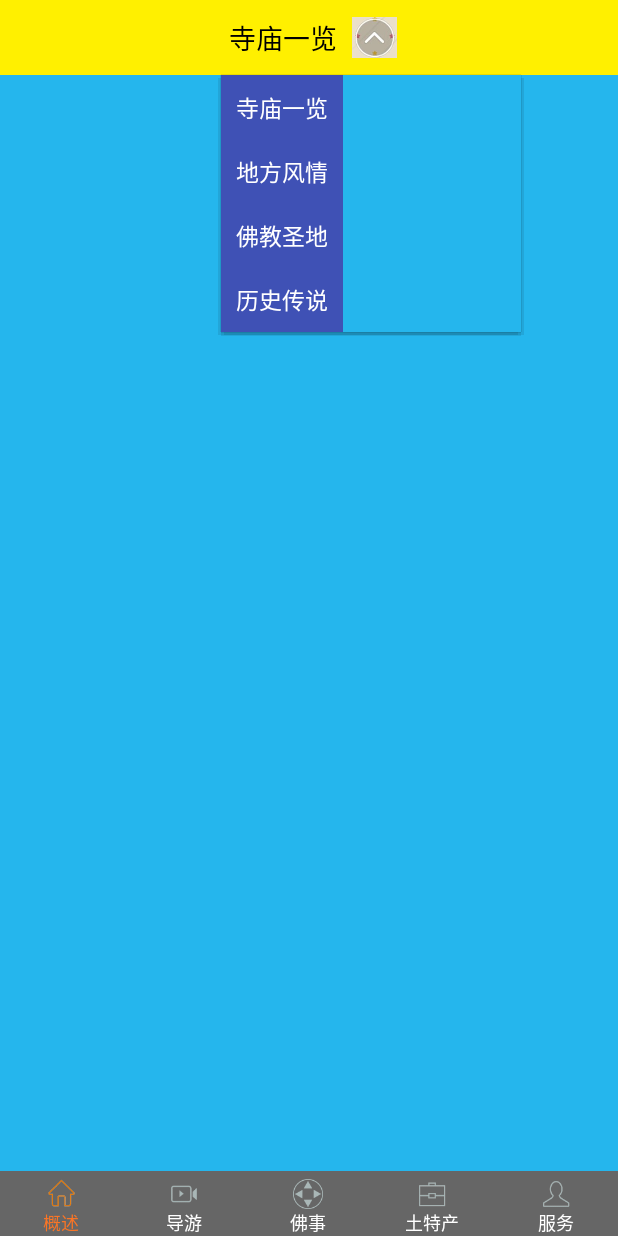
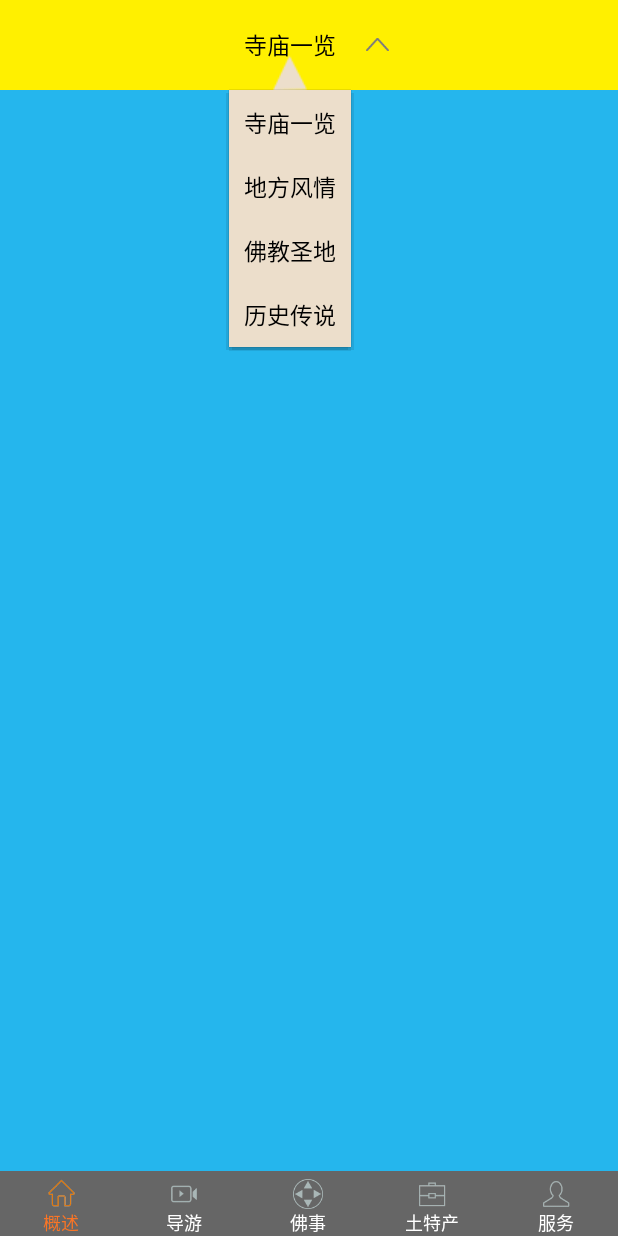
Before and after one commit to ielitf/MountWuTai, an Android app: the SummaryFragment screen opened directly, with no data from a screen before it, after a tap on "寺庙一览", on a phone screen of 412 x 824 dp. Run offline under Robolectric (Android 15) with nearby library versions, the phone set to English and light mode, and no system bars; our stand-ins replace RxJava.

Commit message:
下拉列表3

```diff
--- a/app/src/main/java/com/bupt/mountwutai/ui/activity/summary/SummaryFragment.java
+++ b/app/src/main/java/com/bupt/mountwutai/ui/activity/summary/SummaryFragment.java
@@ -1,5 +1,6 @@
 package com.bupt.mountwutai.ui.activity.summary;
 
+import android.graphics.Color;
 import android.os.Bundle;
 import android.view.View;
 import android.widget.AdapterView;
@@ -25,7 +26,7 @@ public class SummaryFragment extends BaseFragment {
     TextView myButton;
     ImageView popImage;
     LinearLayout mypoplayout;
-    Boolean isup = true;
+    Boolean isdown = true;
     //PopupWindow对象声明
     PopupWindow pw;
 
@@ -47,14 +48,21 @@ public class SummaryFragment extends BaseFragment {
         list = getList();
         //设置默认显示的Text
         myButton.setText(list.get(0));
-
         mypoplayout.setOnClickListener(new View.OnClickListener() {
 
             @Override
             public void onClick(View v) {
-                if (isup) {
-                    isup = false;
-                    popImage.setImageResource(R.mipmap.spinner_bg);
+                showPopWindow();
+            }
+        });
+    }
+
+    //展示popwindow
+    private void showPopWindow() {
+        if (isdown) {
+            isdown = false;
+            myButton.setBackgroundResource(R.mipmap.sanjiao);
+            popImage.setImageResource(R.mipmap.up);
         }
 
         //通过布局注入器，注入布局给View对象
@@ -64,7 +72,7 @@ public class SummaryFragment extends BaseFragment {
 
         pw.setBackgroundDrawable(getResources().getDrawable(
                 //此处为popwindow 设置背景，同事做到点击外部区域，popwindow消失
-                        R.color.blue));
+                R.color.transparent));
         //设置焦点为可点击
         pw.setFocusable(true);//可以试试设为false的结果
         //将window视图显示在myButton下面
@@ -87,21 +95,14 @@ public class SummaryFragment extends BaseFragment {
         pw.setOnDismissListener(new PopupWindow.OnDismissListener() {
             @Override
             public void onDismiss() {
-                        isup = true;
-                        popImage.setImageResource(R.mipmap.spinner_bg_press);
+                isdown = true;
+                myButton.setBackgroundResource(R.color.transparent);
+                popImage.setImageResource(R.mipmap.down);
             }
         });
     }
 
-        });
-
-    }
-
-    /**
-     * 得到list集合的方法
-     *
-     * @return
-     */
+    //得到list集合的方法
     public ArrayList<String> getList() {
         ArrayList<String> list = new ArrayList<String>();
         list.add("寺庙一览");
--- a/app/src/main/res/layout/lv_items.xml
+++ b/app/src/main/res/layout/lv_items.xml
@@ -7,10 +7,10 @@
     <TextView
         android:padding="10dp"
         android:id="@+id/text"
-        android:background="@color/colorPrimary"
+        android:background="@color/popcolor"
         android:textSize="@dimen/space_15"
         android:layout_width="wrap_content"
         android:layout_height="wrap_content"
-        android:textColor="@color/white" />
+        android:textColor="@color/black" />
 
 </LinearLayout>
--- a/app/src/main/res/layout/main_top.xml
+++ b/app/src/main/res/layout/main_top.xml
@@ -1,7 +1,7 @@
 <?xml version="1.0" encoding="utf-8"?>
 <LinearLayout xmlns:android="http://schemas.android.com/apk/res/android"
     android:layout_width="match_parent"
-    android:layout_height="50dp"
+    android:layout_height="60dp"
     android:background="#fff000"
     android:gravity="center"
     android:orientation="vertical">
@@ -18,16 +18,17 @@
             android:layout_height="match_parent"
             android:layout_gravity="center_horizontal"
             android:gravity="center_vertical"
-            android:paddingLeft="5dp"
+            android:padding="10dp"
             android:text="寺庙一览"
             android:textColor="#000"
-            android:textSize="@dimen/space_18" />
+            android:textSize="@dimen/space_15"
+            />
 
         <ImageView
             android:id="@+id/popimg"
-            android:layout_width="30dp"
-            android:layout_height="30dp"
+            android:layout_width="15dp"
+            android:layout_height="15dp"
             android:layout_marginLeft="10dp"
-            android:src="@mipmap/spinner_bg_press" />
+            android:src="@mipmap/down" />
     </LinearLayout>
 </LinearLayout>
--- a/app/src/main/res/layout/pop.xml
+++ b/app/src/main/res/layout/pop.xml
@@ -7,7 +7,7 @@
 
     <com.bupt.mountwutai.widget.NoScrollListView
         android:id="@+id/lv_pop"
-        android:divider="@color/blue"
+        android:divider="@color/popcolor"
         android:layout_width="match_parent"
         android:layout_height="match_parent" />
 
--- a/app/src/main/res/values/colors.xml
+++ b/app/src/main/res/values/colors.xml
@@ -12,4 +12,6 @@
     <color name="navigation_unselect">#ffffff</color>
     <color name="white">#ffffff</color>
     <color name="navigation_select">#f97526</color>
+    <color name="popcolor">#ecdecb</color>
+    <color name="black">#000000</color>
 </resources>
```
Also changed, not shown: app/src/main/res/mipmap-hdpi/down.png, app/src/main/res/mipmap-hdpi/popheader.png (added), app/src/main/res/mipmap-hdpi/sanjiao.png (added), app/src/main/res/mipmap-hdpi/spinner_bg.png (deleted), app/src/main/res/mipmap-hdpi/spinner_bg_press.png (deleted), app/src/main/res/mipmap-hdpi/up.png. Lines whose indentation alone changed are shown as unchanged.
